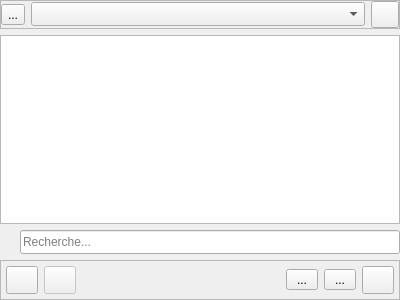
introlab/openteraplus, file client/src/widgets/ProjectNavigator.ui: the form before one commit.
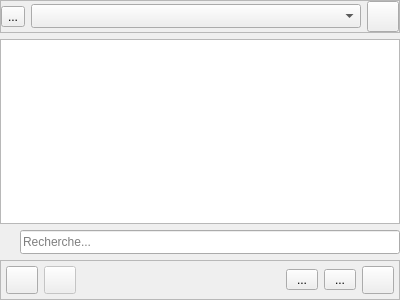
The form after the commit. Icons and pictures are not drawn. Custom widgets are drawn as their Qt base class.

Patch:
```diff
--- a/client/src/widgets/ProjectNavigator.ui
+++ b/client/src/widgets/ProjectNavigator.ui
@@ -70,8 +70,8 @@
         </property>
         <property name="iconSize">
          <size>
-          <width>20</width>
-          <height>20</height>
+          <width>24</width>
+          <height>24</height>
          </size>
         </property>
        </widget>
@@ -109,8 +109,8 @@
         </property>
         <property name="iconSize">
          <size>
-          <width>20</width>
-          <height>20</height>
+          <width>24</width>
+          <height>24</height>
          </size>
         </property>
        </widget>
```
Left out of the diff: 2 changed lines with no effect on the pictures.
